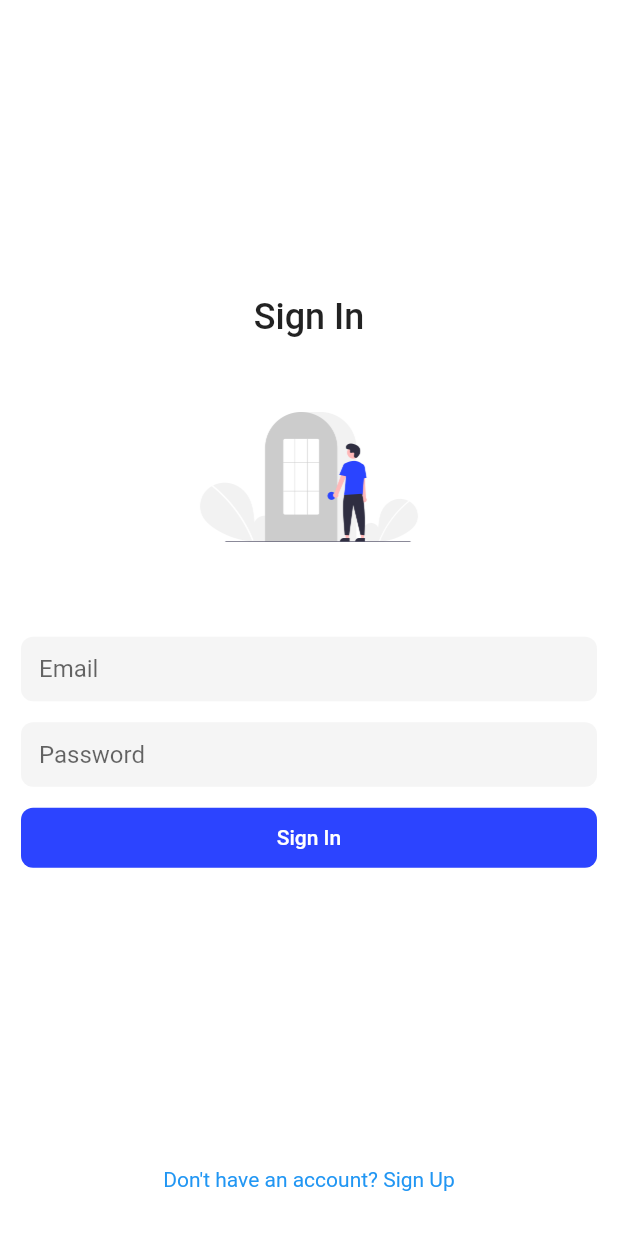
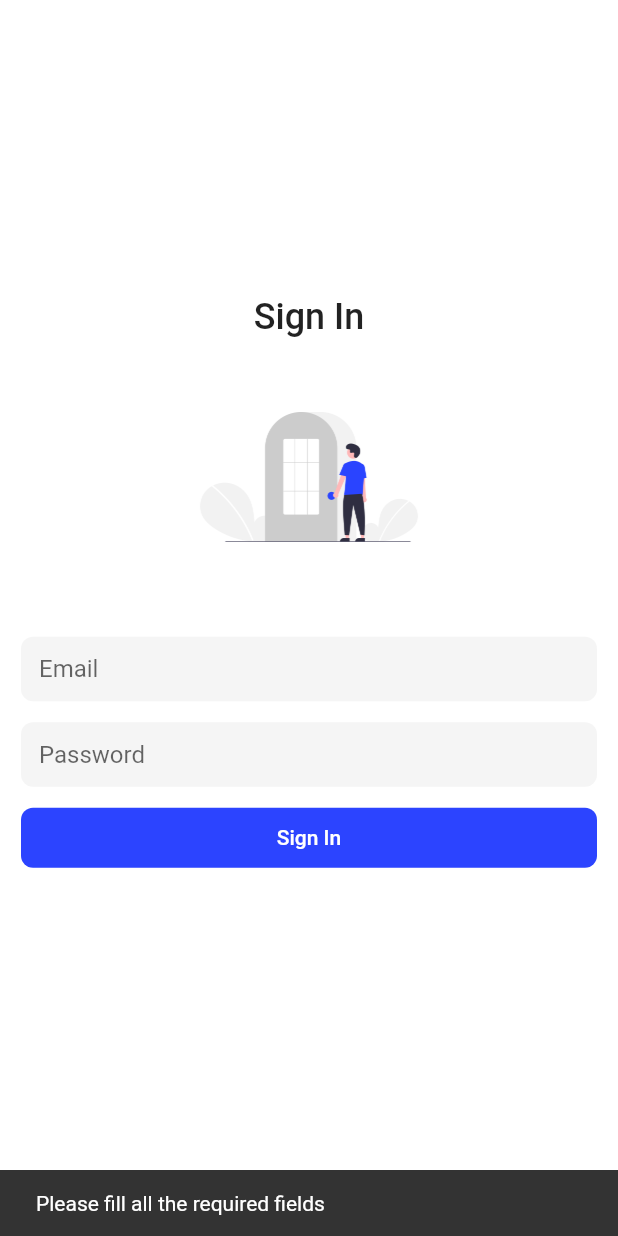
Before and after one commit to dadisntmad/flutter-phone-book, a Flutter app: the screen it shows after launch, after a tap on "Sign In", on a phone screen of 412 x 824 dp. Run offline on Flutter 3.47's test engine with Material 2 defaults, Android fonts, the phone set to English and light mode, and no system bars; our stand-ins replace cloud_firestore, firebase_auth, firebase_core; accounts and stored records are empty.

```diff
--- a/lib/constants.dart
+++ b/lib/constants.dart
@@ -1,3 +1,9 @@
+import 'package:cloud_firestore/cloud_firestore.dart';
+import 'package:firebase_auth/firebase_auth.dart';
 import 'package:flutter/material.dart';
 
 const accentBlue = Color(0xFF2C44FF);
+
+// Instances
+final auth = FirebaseAuth.instance;
+final db = FirebaseFirestore.instance;
--- a/lib/main.dart
+++ b/lib/main.dart
@@ -1,7 +1,12 @@
+import 'package:firebase_core/firebase_core.dart';
 import 'package:flutter/material.dart';
+import 'package:phone_book/constants.dart';
+import 'package:phone_book/screens/home_screen.dart';
 import 'package:phone_book/screens/signin_screen.dart';
 
-void main() {
+void main() async {
+  WidgetsFlutterBinding.ensureInitialized();
+  await Firebase.initializeApp();
   runApp(const MyApp());
 }
 
@@ -17,7 +22,16 @@ class MyApp extends StatelessWidget {
         scaffoldBackgroundColor: Colors.white,
         primarySwatch: Colors.blue,
       ),
-      home: const SignInScreen(),
+      home: StreamBuilder(
+        stream: auth.authStateChanges(),
+        builder: (BuildContext context, AsyncSnapshot snapshot) {
+          if (snapshot.hasData) {
+            return const HomeScreen();
+          } else {
+            return const SignInScreen();
+          }
+        },
+      ),
     );
   }
 }
--- /dev/null
+++ b/lib/models/company.dart
@@ -0,0 +1,25 @@
+import 'package:cloud_firestore/cloud_firestore.dart';
+
+class Company {
+  final String id;
+  final String email;
+
+  Company({
+    required this.id,
+    required this.email,
+  });
+
+  Map<String, dynamic> toJson() => {
+        'id': id,
+        'email': email,
+      };
+
+  static Company fromSnap(DocumentSnapshot snapshot) {
+    final snap = snapshot.data() as Map<String, dynamic>;
+
+    return Company(
+      id: snap['id'],
+      email: snap['email'],
+    );
+  }
+}
--- /dev/null
+++ b/lib/resources/auth_methods.dart
@@ -0,0 +1,64 @@
+import 'package:firebase_auth/firebase_auth.dart';
+import 'package:phone_book/constants.dart';
+import 'package:phone_book/models/company.dart';
+
+class AuthMethods {
+  // sign up
+  Future<String> signUp(String email, String password) async {
+    String response = 'Error';
+    try {
+      if (email.isEmpty || password.isEmpty) {
+        response = 'Please fill all the required fields';
+      } else {
+        final UserCredential cred = await auth.createUserWithEmailAndPassword(
+          email: email,
+          password: password,
+        );
+
+        final Company company = Company(id: cred.user!.uid, email: email);
+
+        await db
+            .collection('companies')
+            .doc(cred.user?.uid)
+            .set(company.toJson());
+      }
+
+      response = 'Success';
+    } on FirebaseAuthException catch (e) {
+      if (e.code == 'weak-password') {
+        response = 'The password provided is too weak';
+      } else if (e.code == 'email-already-in-use') {
+        response = 'The account already exists for that email.';
+      }
+    } catch (e) {
+      response = e.toString();
+    }
+    return response;
+  }
+
+  // sign in
+  Future<String> signIn(String email, String password) async {
+    String response = 'Error';
+    try {
+      if (email.isEmpty || password.isEmpty) {
+        response = 'Please fill all the required fields';
+      } else {
+        await auth.signInWithEmailAndPassword(email: email, password: password);
+      }
+    } on FirebaseAuthException catch (e) {
+      if (e.code == 'user-not-found') {
+        response = 'No user found for that email.';
+      } else if (e.code == 'wrong-password') {
+        response = 'Wrong password provided for that user.';
+      }
+    } catch (e) {
+      response = e.toString();
+    }
+    return response;
+  }
+
+  // sign out
+  Future<void> signOut() async {
+    await auth.signOut();
+  }
+}
--- a/lib/screens/signin_screen.dart
+++ b/lib/screens/signin_screen.dart
@@ -1,5 +1,8 @@
 import 'package:flutter/material.dart';
+import 'package:phone_book/resources/auth_methods.dart';
+import 'package:phone_book/screens/home_screen.dart';
 import 'package:phone_book/screens/signup_screen.dart';
+import 'package:phone_book/utils/show_snackbar.dart';
 import 'package:phone_book/widgets/custom_button.dart';
 import 'package:phone_book/widgets/custom_textfield.dart';
 
@@ -13,6 +16,40 @@ class SignInScreen extends StatefulWidget {
 class _SignInScreenState extends State<SignInScreen> {
   final TextEditingController _emailController = TextEditingController();
   final TextEditingController _passwordController = TextEditingController();
+
+  bool _isLoading = false;
+
+  void login() async {
+    setState(() {
+      _isLoading = true;
+    });
+
+    String res = await AuthMethods().signIn(
+      _emailController.text,
+      _passwordController.text,
+    );
+
+    if (res == 'Success') {
+      Navigator.of(context).pushReplacement(
+        MaterialPageRoute(
+          builder: (_) => const HomeScreen(),
+        ),
+      );
+    } else {
+      showSnackBar(res, context);
+    }
+
+    setState(() {
+      _isLoading = false;
+    });
+  }
+
+  @override
+  void dispose() {
+    _emailController.dispose();
+    _passwordController.dispose();
+    super.dispose();
+  }
 
   @override
   Widget build(BuildContext context) {
@@ -53,8 +90,9 @@ class _SignInScreenState extends State<SignInScreen> {
                 ),
                 const SizedBox(height: 14),
                 CustomButton(
-                  onTap: () {},
+                  onTap: login,
                   text: 'Sign In',
+                  isLoading: _isLoading,
                 ),
                 const Spacer(),
                 Row(
--- /dev/null
+++ b/lib/utils/show_snackbar.dart
@@ -0,0 +1,7 @@
+import 'package:flutter/material.dart';
+
+showSnackBar(String text, BuildContext context) {
+  return ScaffoldMessenger.of(context).showSnackBar(
+    SnackBar(content: Text(text)),
+  );
+}
--- a/lib/widgets/custom_button.dart
+++ b/lib/widgets/custom_button.dart
@@ -4,11 +4,13 @@ import 'package:phone_book/constants.dart';
 class CustomButton extends StatelessWidget {
   final String text;
   final VoidCallback onTap;
+  final bool isLoading;
 
   const CustomButton({
     Key? key,
     required this.text,
     required this.onTap,
+    required this.isLoading,
   }) : super(key: key);
 
   @override
@@ -23,7 +25,16 @@ class CustomButton extends StatelessWidget {
           borderRadius: BorderRadius.circular(8),
         ),
         child: Center(
-          child: Text(
+          child: isLoading
+              ? const SizedBox(
+                  width: 18,
+                  height: 18,
+                  child: CircularProgressIndicator(
+                    strokeWidth: 2,
+                    color: Colors.white,
+                  ),
+                )
+              : Text(
                   text,
                   style: const TextStyle(
                     color: Colors.white,
--- a/pubspec.yaml
+++ b/pubspec.yaml
@@ -33,6 +33,9 @@ dependencies:
 
   # The following adds the Cupertino Icons font to your application.
   # Use with the CupertinoIcons class for iOS style icons.
+  firebase_core: ^2.7.0
+  firebase_auth: ^4.2.9
+  cloud_firestore: ^4.4.3
   cupertino_icons: ^1.0.2
 
 dev_dependencies:
```
Also changed, not shown: lib/screens/home_screen.dart (added, +12 -0 lines), lib/screens/signup_screen.dart (+39 -1 lines), pubspec.lock, 4 other files. Lines whose indentation alone changed are shown as unchanged.
